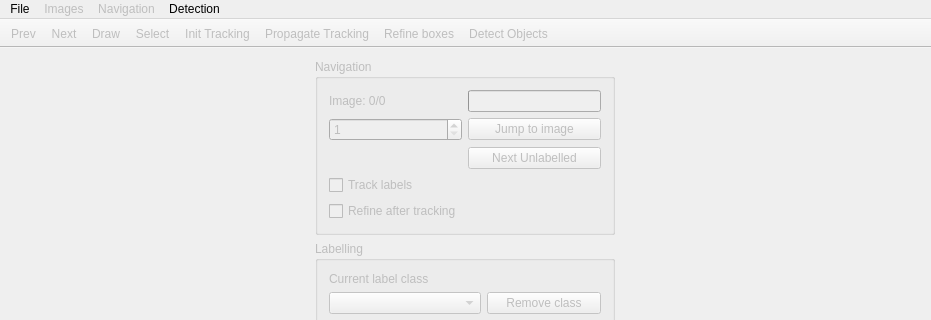
First picture: the form in src/mainwindow.ui, repository jveitchmichaelis/deeplabel, before the edit; both pictures show x 0 to 931 and y 0 to 320 of the 931 by 698 pixel window.
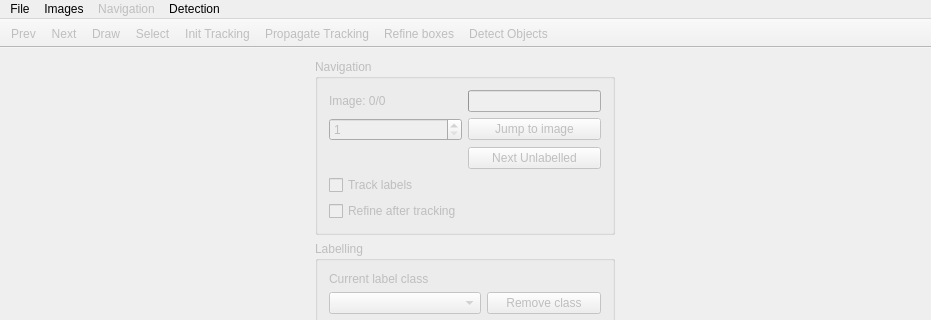
Second picture: the form after the edit.

The edit to the form file:
```diff
--- a/src/mainwindow.ui
+++ b/src/mainwindow.ui
@@ -443,7 +443,7 @@
    </widget>
    <widget class="QMenu" name="menuImages">
     <property name="enabled">
-     <bool>false</bool>
+     <bool>true</bool>
     </property>
     <property name="title">
      <string>Images</string>
```
Left out of the diff: 9 changed lines with no effect on the pictures.
